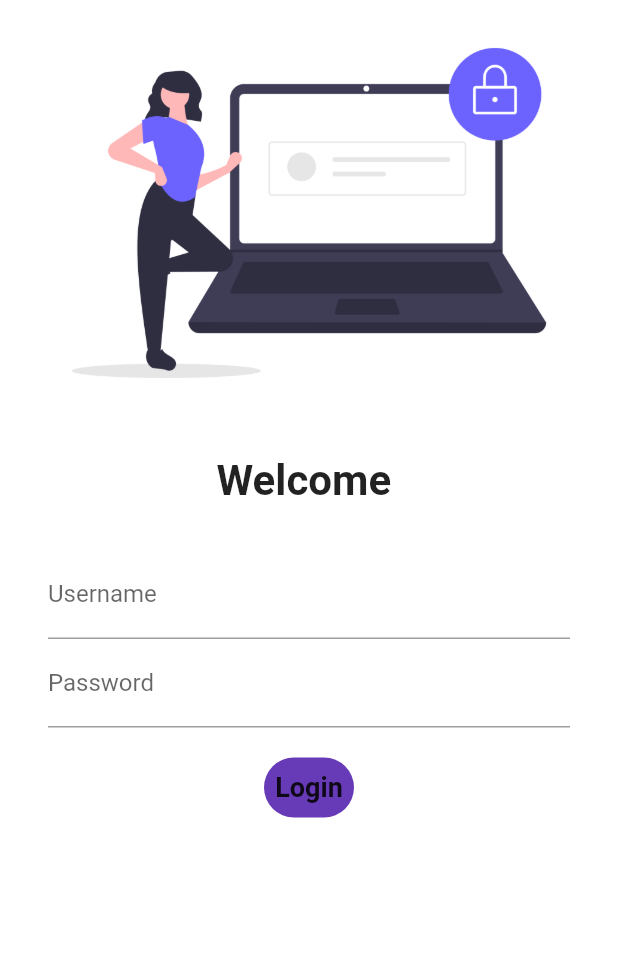
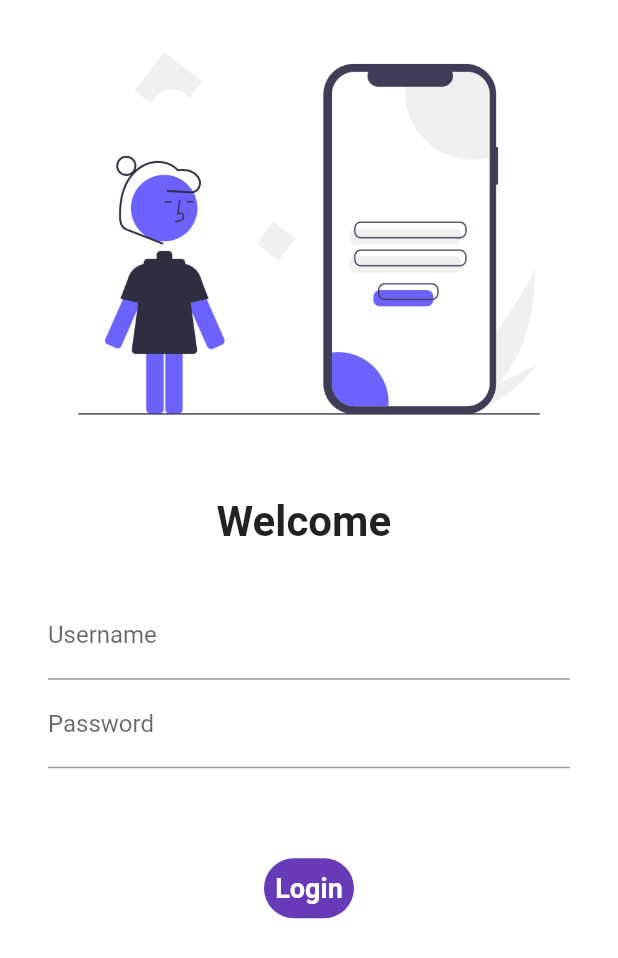
Before and after one commit to saurabh0687/flimazon, a Flutter app: the screen it shows after launch, on a phone screen of 412 x 824 dp. Shown: the top 958 px of the screen. Run offline on Flutter 3.47's test engine with Material 2 defaults, Android fonts, the phone set to English and light mode, and no system bars.

Commit message:
day 7 completed

```diff
--- a/lib/pages/login_page.dart
+++ b/lib/pages/login_page.dart
@@ -1,3 +1,4 @@
+// ignore_for_file: prefer_const_constructors
 import 'package:flimazon/utils/routes.dart';
 import 'package:flutter/material.dart';
 
@@ -12,12 +13,32 @@
   @override
   String name="";
   bool setButton=false;
+ final _formkey=GlobalKey<FormState>();
+ moveToHome(BuildContext context)
+    async{
+      if(_formkey.currentState!.validate()){
+                                  // hmne ise ontap wale function se utha kr ynha dal diya
+                                  // ab hm us function me is moveToHomepage ko call kr denge
+       setState(() {
+       setButton=true;
+
+      });
+      await Future.delayed(Duration(seconds:1));         // ye hmare login button pr click hone ke 1 sec bad hme dusre page pr le jayega
+      await Navigator.pushNamed(context, MyRoutes.homeRoute);
+       setState(() {
+       setButton=false;          // ab jese hi hm wps login page pr aayenge to login button wps se phle jesa ho jayega
+
+      });
+
+      }
+ }
+
   Widget build(BuildContext context) {
     return  Material(
       color: Colors.white,
       child:SingleChildScrollView(
       child: Column(
-       children: [Image.asset("assets/login.png",fit: BoxFit.cover,),
+          children: [Image.asset("assets/login2.png",fit: BoxFit.cover,),
           const SizedBox(height: 20,),// use to provide space of given height b/w image and text(welcome)
            Text("Welcome $name",
                style: TextStyle(
@@ -28,6 +49,8 @@
             const SizedBox(height: 20,),
 
         Padding(padding: EdgeInsets.symmetric(vertical: 10, horizontal: 32),
+            child:Form(
+              key:_formkey,
               child: Column(
                 children: [
                   TextFormField(
@@ -35,38 +58,52 @@
                    hintText: "Enter User Name",
                    labelText:("Username"),
                       ),
+                      validator: (value){
+                        if(value!.isEmpty){
+                          return "Username cannot be empty ";
+                        }
+                        return null;
+                      },
                         onChanged:(value){
                         name=value;
-            setState(() {
+                        setState(() {               //hme welcome ke aage apna user name bhi add krna hai isliye hm setState se build ko dobara call kr rhe hain
                                           // build method ko dobara call krta h setStates; ku ki build function ka kam hi to ui ko bnana h ,hmne sara ui ka code build ke andr hi to likha hai
-
                          });
                        },
                       ),
                    TextFormField(
-          obscureText: true,//this is used to hide the password
+                    obscureText: true,                 //this is used to hide the password
                      decoration: const InputDecoration(
                      hintText: "Enter Password",
                      labelText:("Password"),
                      ),
+                        validator: (value){
+                        if(value!.isEmpty){
+                          return "Password cannot be empty ";
+                        }
+                        else if(value.length<6)
+                        {
+                        return "Password length must be atleast 6";
+                        }
+
+                        return null;
+                      },
                      ),
-         const SizedBox(height: 20,),
-         InkWell(    //inkwell hme onTap function dega jiska kam tap krne pr action lena hoga
-          onTap: () async{
-            setState(() {
-              setButton=true;
+                     const SizedBox(height: 60),
+                      Material(
+                       color:Colors.deepPurple,
+                       borderRadius: BorderRadius.circular(20),
 
-            });
-            await Future.delayed(Duration(seconds:1));  // ye hmare login button pr click hone ke 1 sec bad hme dusre page pr le jayega
-            Navigator.pushNamed(context, MyRoutes.homeRoute);
-
-          },
+                                //inkwell hme onTap function dega jiska kam tap krne pr action lena hoga
+                                                // ese red splash hmare button ke pichhe dikhega mgr hme aage lana hai
+                           child:InkWell(                          // to iske liye hm do kam kr skte hain - ya to hm animated container ki jgh ink ka use kr le ya phir Inkwell ko kisi widget me wrap kr de
+                                     onTap: () => moveToHome(context),
                                child:AnimatedContainer(
-          duration: Duration(seconds: 1), // hm container ka use kr ke buttun bna rhe hain to is pr hm click nhi kr payenge isiliye hm InkWell ka use krenge
+                                 duration: Duration(seconds: 1),              // hm container ka use kr ke buttun bna rhe hain to is pr hm click nhi kr payenge isiliye hm InkWell ka use krenge
                                  width:60,
                                   height:40,
                                    alignment: Alignment.center,
-           child:setButton?Icon(   // ye login button ko setbutton true yani press hone pr tick wale sign se change kr dega
+                                    child:setButton?Icon(                      // ye login button ko setbutton true yani press hone pr tick wale sign se change kr dega
                                           Icons.done,
                                            color: Colors.white,
                                               )
@@ -76,21 +113,21 @@
                                                  style:TextStyle(
                                                   fontWeight: FontWeight.bold,
                                                    fontSize: 18,
+                                                   color: Colors.white,
                                                   )
                                                   ),
-            decoration: BoxDecoration(
-            color:Colors.deepPurple,
-            borderRadius: BorderRadius.circular(20)
-          ),
+
 
                                           ),
-         )
+                                      ),
+                                   ),
                    // ElevatedButton(onPressed:(){
                        //       Navigator.pushNamed(context, MyRoutes.homeRoute);  // we passed call back function to this as we pressed it back the given function
                    //  }, child: Text("login"),
                   //  style: TextButton.styleFrom(minimumSize: Size(130,40)),// ab hm cha rhe hain ki jese hi login pr click ho to hm homepage pr chle jaye
                   //  )
                       ],
+                    ),
             ),
 
         )
--- a/pubspec.yaml
+++ b/pubspec.yaml
@@ -62,6 +62,8 @@
   # To add assets to your application, add an assets section, like this:
   assets:
     - assets/login.png
+    - assets/login2.png
+
 
 
 
```
Also changed, not shown: assets/login2.png (added). Lines whose indentation alone changed are shown as unchanged.
